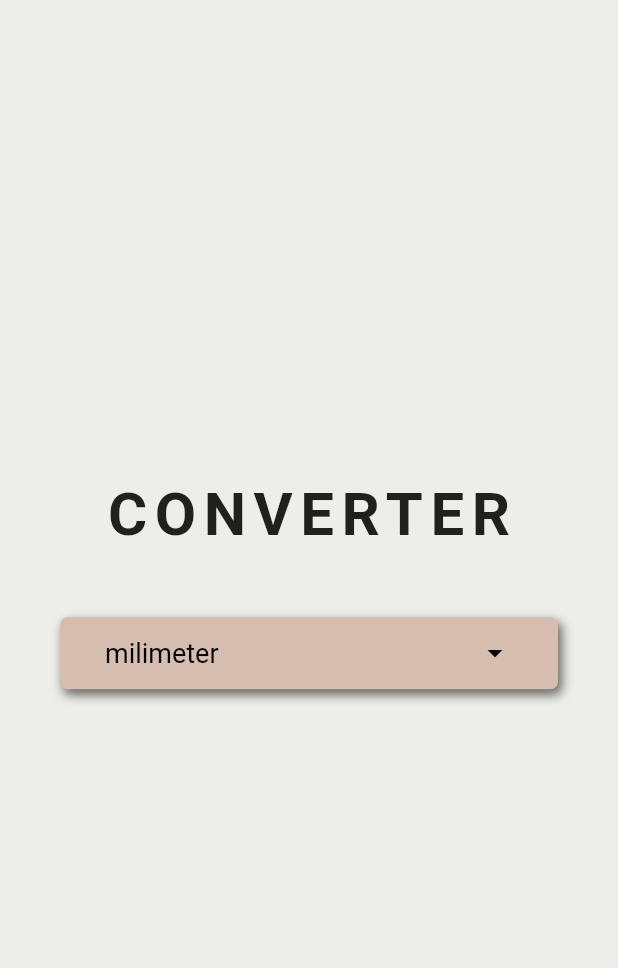
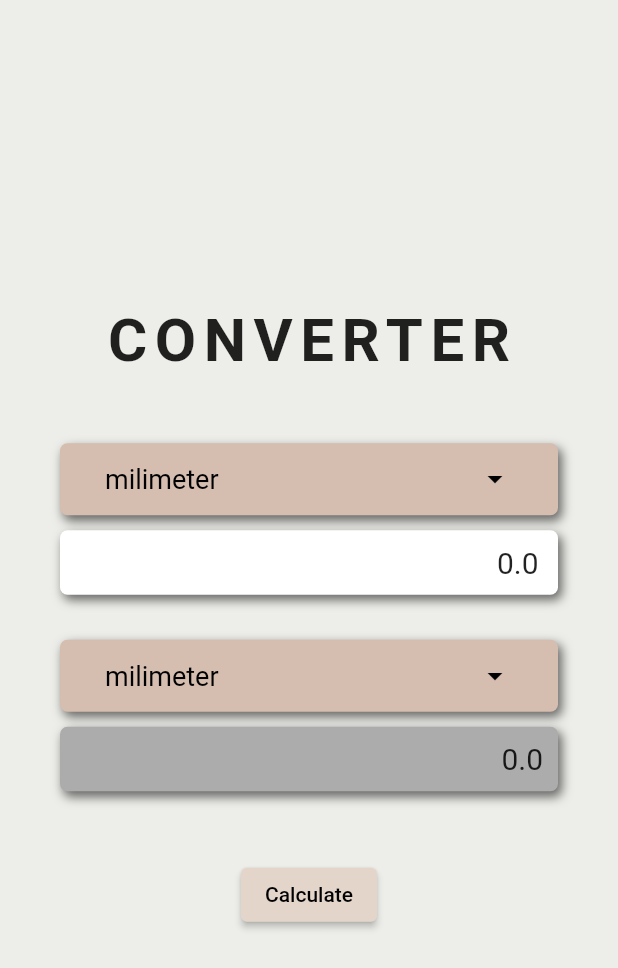
Before and after one commit to exxsid/length_converter_flutter, a Flutter app: the screen it shows after launch, on a phone screen of 412 x 824 dp. Shown: the top 968 px of the screen. Run offline on Flutter 3.47's test engine with Material 2 defaults, Android fonts, the phone set to English and light mode, and no system bars.

Commit message:
finished with the ui

```diff
--- a/lib/converter_view.dart
+++ b/lib/converter_view.dart
@@ -1,4 +1,5 @@
 import 'package:flutter/material.dart';
+import 'package:length_converter/utility/coverter_calc.dart';
 
 class Converter extends StatefulWidget {
   const Converter({super.key});
@@ -15,7 +16,14 @@ class _ConverterState extends State<Converter> {
     'kilometer',
   ];
 
+  // variables associated with from value
   String fromDropdownValue = 'milimeter';
+  double fromValue = 0;
+  var fromTextEditor = TextEditingController(text: "0.0");
+
+  // variables associated with fresult value
+  String resultDropdownValue = 'milimeter';
+  double resultValue = 0;
 
   @override
   Widget build(BuildContext context) {
@@ -78,10 +86,143 @@ class _ConverterState extends State<Converter> {
             ),
 
             SizedBox(
+              height: 10,
+            ),
+
+            // input form for from value
+            DecoratedBox(
+              decoration: BoxDecoration(
+                color: Colors.white,
+                borderRadius: BorderRadius.circular(5),
+                boxShadow: <BoxShadow>[
+                  BoxShadow(
+                    color: Color.fromRGBO(0, 0, 0, 0.57), //shadow for button
+                    blurRadius: 5,
+                    offset: Offset.fromDirection(1, 4),
+                  ), //blur radius of shadow
+                ],
+              ),
+              child: Container(
+                margin: EdgeInsets.only(
+                  top: 10,
+                  bottom: 10,
+                ),
+                padding: EdgeInsets.only(left: 10, right: 10),
+                child: TextField(
+                  controller: fromTextEditor,
+                  textAlign: TextAlign.end,
+                  keyboardType: TextInputType.number,
+                  decoration: null, // remove the underline
+                  style: TextStyle(
+                    fontSize: 20,
+                  ),
+                ),
+              ),
+            ),
+
+            SizedBox(
+              height: 30,
+            ),
+
+            // dropdown for result value
+            DecoratedBox(
+              decoration: BoxDecoration(
+                color: Color.fromARGB(255, 213, 189, 175),
+                borderRadius: BorderRadius.circular(5),
+                boxShadow: <BoxShadow>[
+                  BoxShadow(
+                    color: Color.fromRGBO(0, 0, 0, 0.57), //shadow for button
+                    blurRadius: 5,
+                    offset: Offset.fromDirection(1, 4),
+                  ), //blur radius of shadow
+                ],
+              ),
+              child: Padding(
+                padding: EdgeInsets.only(left: 30, right: 30),
+                child: DropdownButton(
+                  value: resultDropdownValue,
+                  items: _lengthUnits
+                      .map<DropdownMenuItem<String>>((String value) {
+                    return DropdownMenuItem<String>(
+                      value: value,
+                      child: Text(value),
+                    );
+                  }).toList(),
+                  onChanged: (value) {
+                    setState(() {
+                      resultDropdownValue = value!;
+                    });
+                  },
+                  isExpanded: true, //make true to take width of parent widget
+                  underline: Container(), //empty line
+                  style: TextStyle(fontSize: 18, color: Colors.black),
+                  dropdownColor: Color.fromARGB(255, 213, 189, 175),
+                  iconEnabledColor: Colors.black, //Icon color
+                ),
+              ),
+            ),
+
+            SizedBox(
+              height: 10,
+            ),
+
+            // input form for result value
+            // dropdown for result
+            DecoratedBox(
+              decoration: BoxDecoration(
+                color: Color.fromRGBO(172, 172, 172, 1),
+                borderRadius: BorderRadius.circular(5),
+                boxShadow: <BoxShadow>[
+                  BoxShadow(
+                    color: Color.fromRGBO(0, 0, 0, 0.57), //shadow for button
+                    blurRadius: 5,
+                    offset: Offset.fromDirection(1, 4),
+                  ), //blur radius of shadow
+                ],
+              ),
+              child: Container(
+                width: double.infinity,
+                margin: EdgeInsets.only(
+                  top: 10,
+                  bottom: 10,
+                ),
+                padding: const EdgeInsets.only(left: 10, right: 10),
+                child: Text(
+                  resultValue.toString(),
+                  textAlign: TextAlign.end,
+                  style: TextStyle(
+                    fontSize: 20,
+                  ),
+                ),
+              ),
+            ),
+
+            SizedBox(
               height: 45,
+            ),
+
+            ElevatedButton(
+              onPressed: () {
+                setState(() {
+                  resultValue = CoverterCalc.convert(
+                      double.parse(fromTextEditor.text),
+                      fromDropdownValue,
+                      resultDropdownValue);
+                });
+              },
+              child: Text(
+                'Calculate',
+                style: TextStyle(
+                  color: Colors.black,
+                ),
+              ),
+              style: ElevatedButton.styleFrom(
+                backgroundColor: Color.fromRGBO(227, 213, 202, 1),
+              ),
             ),
           ],
         ),
-        ));
+      ),
+    );
   }
 }
```
Lines whose indentation alone changed are shown as unchanged.
